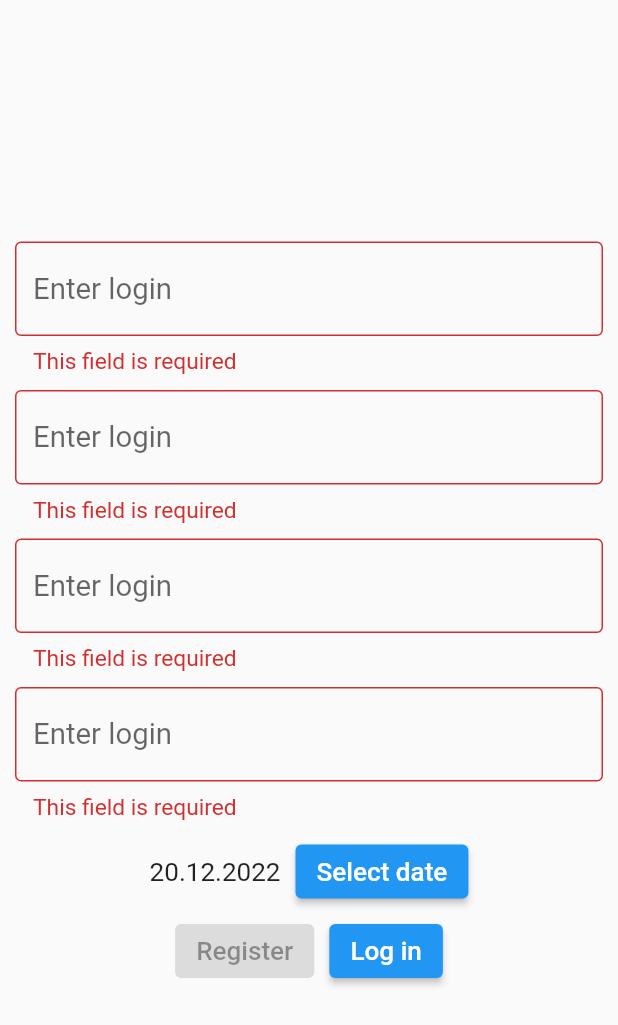
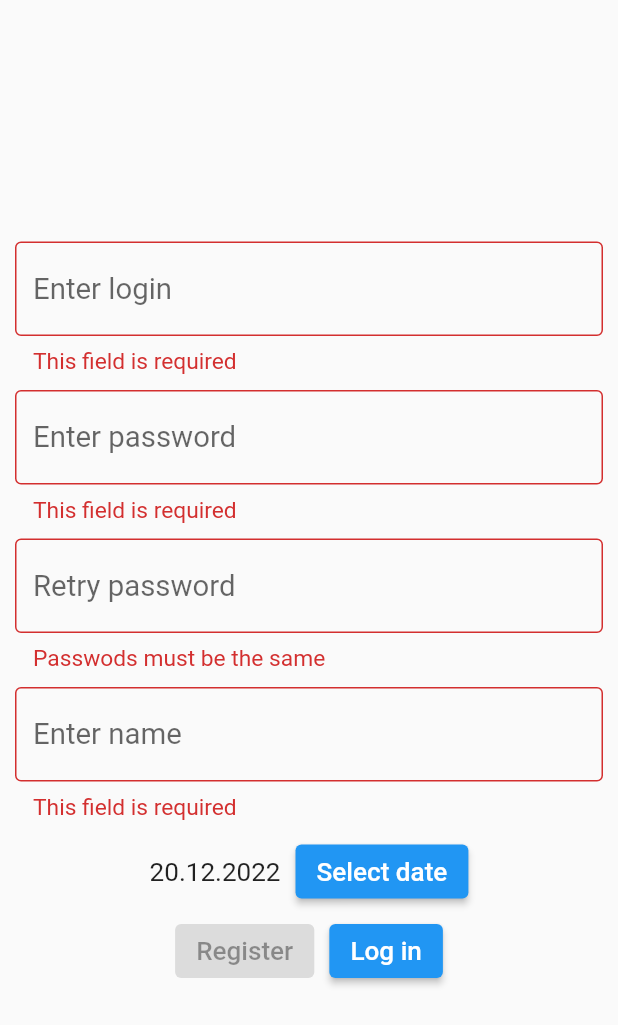
Before and after one commit to G1veng/dd_app_ui, a Flutter app: the RegistrationWidget screen opened by its route, on a phone screen of 412 x 824 dp. Shown: the top 1025 px of the screen. Run offline on Flutter 3.47's test engine with Material 2 defaults, Android fonts, the phone set to English and light mode, and no system bars; our stand-ins replace camera, dio, flutter_secure_storage, retrofit, shared_preferences, sqflite; accounts and stored records are empty; generated files the repository leaves out were written again; statements that could not run were skipped.

Commit message:
Registration fix

```diff
--- a/lib/ui/roots/registration/registration.dart
+++ b/lib/ui/roots/registration/registration.dart
@@ -22,14 +22,33 @@ class RegistrationWidget extends StatelessWidget {
                         child: Column(
                           mainAxisAlignment: MainAxisAlignment.center,
                           children: [
-                            createTextField("This field is required",
-                                "Enter login", viewModel.emailTec),
-                            createTextField("This field is required",
-                                "Enter password", viewModel.passwordTec),
-                            createTextField("This field is required",
-                                "Retry password", viewModel.retryPasswordTec),
-                            createTextField("This field is required",
-                                "Enter name", viewModel.nameTec),
+                            createTextField(
+                              "This field is required",
+                              "Enter login",
+                              viewModel.emailTec,
+                              check: () => viewModel.emailTec.text.isNotEmpty,
+                            ),
+                            createTextField(
+                              "This field is required",
+                              "Enter password",
+                              viewModel.passwordTec,
+                              isObscure: true,
+                              check: () =>
+                                  viewModel.passwordTec.text.isNotEmpty,
+                            ),
+                            createTextField("Passwods must be the same",
+                                "Retry password", viewModel.retryPasswordTec,
+                                isObscure: true,
+                                check: () =>
+                                    viewModel.passwordTec.text ==
+                                        viewModel.retryPasswordTec.text &&
+                                    viewModel.retryPasswordTec.text.isNotEmpty),
+                            createTextField(
+                              "This field is required",
+                              "Enter name",
+                              viewModel.nameTec,
+                              check: () => viewModel.nameTec.text.isNotEmpty,
+                            ),
                             Wrap(
                                 crossAxisAlignment: WrapCrossAlignment.center,
                                 spacing: 10.0,
@@ -67,17 +86,19 @@ class RegistrationWidget extends StatelessWidget {
   }
 
   Widget createTextField(
-          String errorText, String hintText, TextEditingController tec) =>
+          String errorText, String hintText, TextEditingController tec,
+          {bool isObscure = false, required bool Function() check}) =>
       Container(
           margin: const EdgeInsets.fromLTRB(0.0, 0.0, 0.0, 10.0),
           alignment: Alignment.center,
           child: TextField(
+            obscureText: isObscure,
             keyboardType: TextInputType.emailAddress,
             controller: tec,
             decoration: InputDecoration(
-                errorText: tec.text.isEmpty ? "This field is required" : null,
+                errorText: !check() ? errorText : null,
                 border: const OutlineInputBorder(),
-                hintText: "Enter login"),
+                hintText: hintText),
             textAlign: TextAlign.start,
           ));
 
--- a/lib/ui/roots/registration/registration_view_model.dart
+++ b/lib/ui/roots/registration/registration_view_model.dart
@@ -81,12 +81,14 @@ class RegistrationViewModel extends ChangeNotifier {
   }
 
   void register() async {
+    var r = state.birthDate.toString();
+
     await _authService.createUser(
         name: state.name,
         email: state.email,
         password: state.password,
         retryPassword: state.retryPassword,
-        birthDate: state.birthDate);
+        birthDate: state.birthDate.toString().replaceAll(r" ", "T"));
 
     AppNavigator.toAuth();
   }
@@ -96,7 +98,7 @@ class RegistrationViewModel extends ChangeNotifier {
       context: context,
       initialDate: state.birthDate!,
       firstDate: DateTime(1922),
-      lastDate: DateTime(2025),
+      lastDate: DateTime.now(),
     );
     if (picked != null && picked != state.birthDate) {
       birthDateTec.text = picked.toString();
```
